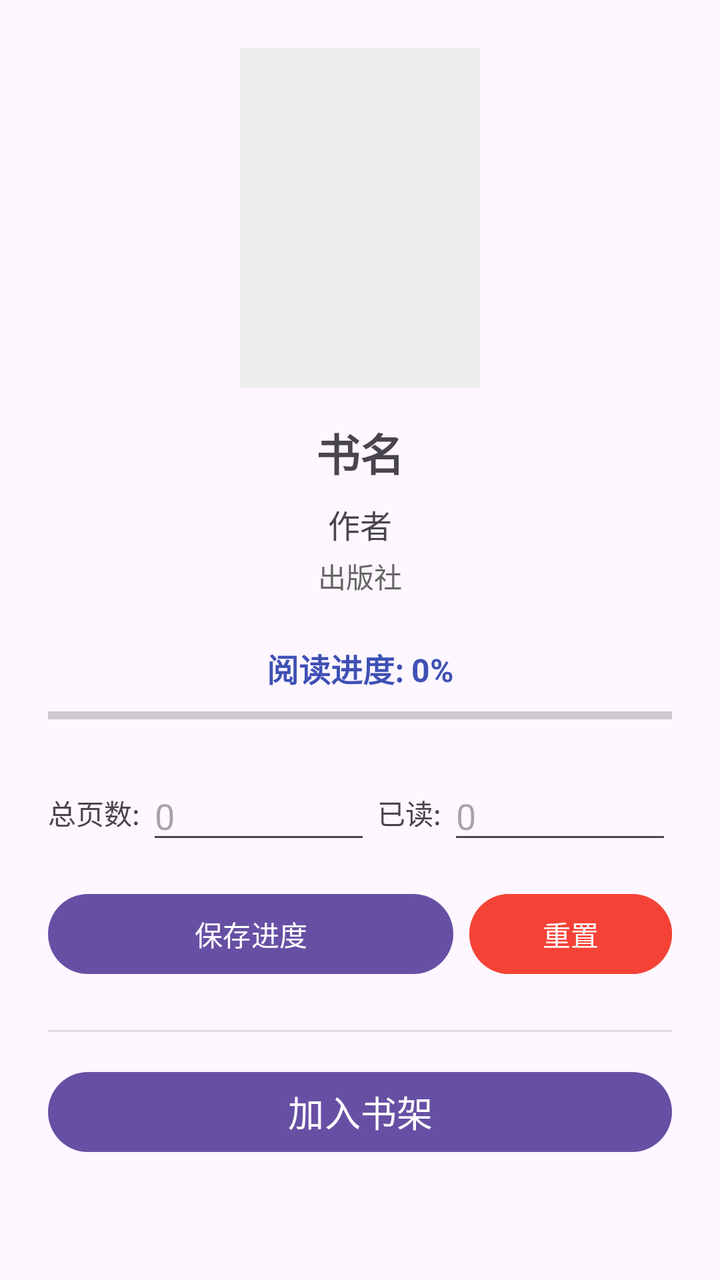
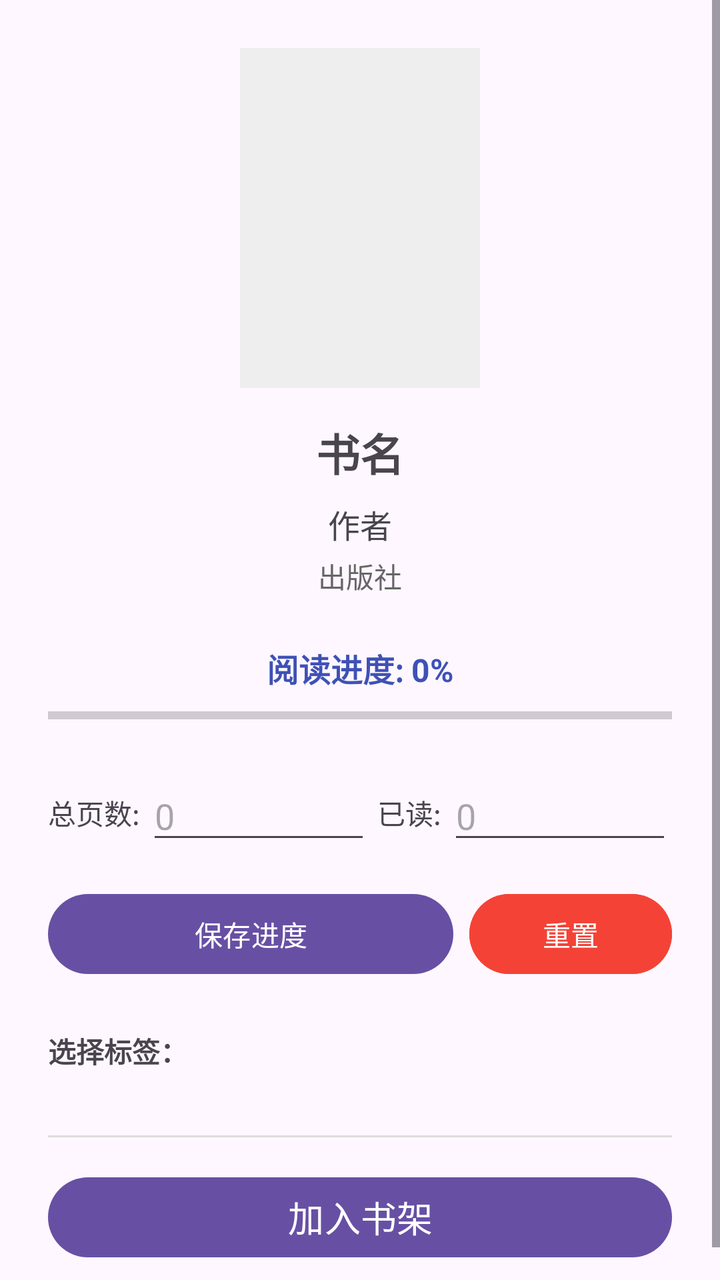

The first picture is an Android layout as it rendered before a commit; the second is the same layout after the commit. The layout source and the unified diff follow.
<!-- AndroidManifest.xml: application theme Theme.BookCollection -->
<!-- res/layout/activity_book_detail.xml -->
<?xml version="1.0" encoding="utf-8"?>
<LinearLayout xmlns:android="http://schemas.android.com/apk/res/android"
    android:layout_width="match_parent"
    android:layout_height="match_parent"
    android:orientation="vertical"
    android:padding="24dp"
    android:scrollbars="vertical">

    <ImageView
        android:id="@+id/ivCover"
        android:layout_width="120dp"
        android:layout_height="170dp"
        android:layout_gravity="center_horizontal"
        android:scaleType="centerCrop"
        android:background="#EEEEEE" />

    <TextView
        android:id="@+id/tvTitle"
        android:layout_width="match_parent"
        android:layout_height="wrap_content"
        android:layout_marginTop="16dp"
        android:textSize="22sp"
        android:textStyle="bold"
        android:gravity="center"
        android:text="书名" />

    <TextView
        android:id="@+id/tvAuthor"
        android:layout_width="match_parent"
        android:layout_height="wrap_content"
        android:layout_marginTop="8dp"
        android:textSize="16sp"
        android:gravity="center"
        android:text="作者" />

    <TextView
        android:id="@+id/tvPublisher"
        android:layout_width="match_parent"
        android:layout_height="wrap_content"
        android:layout_marginTop="4dp"
        android:textSize="14sp"
        android:textColor="#666666"
        android:gravity="center"
        android:text="出版社" />

    
    <TextView
        android:id="@+id/tvProgressPercent"
        android:layout_width="match_parent"
        android:layout_height="wrap_content"
        android:layout_marginTop="24dp"
        android:textSize="16sp"
        android:textStyle="bold"
        android:textColor="#3F51B5"
        android:gravity="center"
        android:text="阅读进度: 0%" />

    <ProgressBar
        android:id="@+id/progressBar"
        style="?android:attr/progressBarStyleHorizontal"
        android:layout_width="match_parent"
        android:layout_height="8dp"
        android:layout_marginTop="8dp"
        android:max="100"
        android:progress="0"
        android:progressTint="#3F51B5" />

    
    <LinearLayout
        android:layout_width="match_parent"
        android:layout_height="wrap_content"
        android:layout_marginTop="24dp"
        android:gravity="center_vertical"
        android:orientation="horizontal">

        <TextView
            android:layout_width="wrap_content"
            android:layout_height="wrap_content"
            android:text="总页数: " />

        <EditText
            android:id="@+id/etTotalPages"
            android:layout_width="0dp"
            android:layout_height="wrap_content"
            android:layout_weight="1"
            android:inputType="number"
            android:hint="0" />

        <TextView
            android:layout_width="wrap_content"
            android:layout_height="wrap_content"
            android:text=" 已读: " />

        <EditText
            android:id="@+id/etReadPages"
            android:layout_width="0dp"
            android:layout_height="wrap_content"
            android:layout_weight="1"
            android:inputType="number"
            android:hint="0" />
    </LinearLayout>

    
    <LinearLayout
        android:layout_width="match_parent"
        android:layout_height="wrap_content"
        android:layout_marginTop="16dp"
        android:orientation="horizontal">

        <Button
            android:id="@+id/btnSaveProgress"
            android:layout_width="0dp"
            android:layout_height="wrap_content"
            android:layout_weight="2"
            android:text="保存进度" />

        <Button
            android:id="@+id/btnResetProgress"
            android:layout_width="0dp"
            android:layout_height="wrap_content"
            android:layout_weight="1"
            android:layout_marginStart="8dp"
            android:backgroundTint="#F44336"
            android:text="重置" />
    </LinearLayout>

    <View
        android:layout_width="match_parent"
        android:layout_height="1dp"
        android:layout_marginTop="24dp"
        android:layout_marginBottom="16dp"
        android:background="#DDDDDD" />

    <Button
        android:id="@+id/btnCollect"
        android:layout_width="match_parent"
        android:layout_height="wrap_content"
        android:text="加入书架"
        android:textSize="18sp" />

</LinearLayout>
<!-- resources referenced by this layout -->
<resources>
  <style name="Theme.BookCollection" parent="Base.Theme.BookCollection" />
  <style name="Base.Theme.BookCollection" parent="Theme.Material3.DayNight.NoActionBar">
          
          
      </style>
</resources>

<!-- the commit's change to res/layout/activity_book_detail.xml (unified diff, before → after) -->
@@ -1,141 +1,160 @@
 <?xml version="1.0" encoding="utf-8"?>
-<LinearLayout xmlns:android="http://schemas.android.com/apk/res/android"
+<ScrollView xmlns:android="http://schemas.android.com/apk/res/android"
     android:layout_width="match_parent"
-    android:layout_height="match_parent"
-    android:orientation="vertical"
-    android:padding="24dp"
-    android:scrollbars="vertical">
+    android:layout_height="match_parent">
 
-    <ImageView
-        android:id="@+id/ivCover"
-        android:layout_width="120dp"
-        android:layout_height="170dp"
-        android:layout_gravity="center_horizontal"
-        android:scaleType="centerCrop"
-        android:background="#EEEEEE" />
-
-    <TextView
-        android:id="@+id/tvTitle"
-        android:layout_width="match_parent"
-        android:layout_height="wrap_content"
-        android:layout_marginTop="16dp"
-        android:textSize="22sp"
-        android:textStyle="bold"
-        android:gravity="center"
-        android:text="书名" />
-
-    <TextView
-        android:id="@+id/tvAuthor"
-        android:layout_width="match_parent"
-        android:layout_height="wrap_content"
-        android:layout_marginTop="8dp"
-        android:textSize="16sp"
-        android:gravity="center"
-        android:text="作者" />
-
-    <TextView
-        android:id="@+id/tvPublisher"
-        android:layout_width="match_parent"
-        android:layout_height="wrap_content"
-        android:layout_marginTop="4dp"
-        android:textSize="14sp"
-        android:textColor="#666666"
-        android:gravity="center"
-        android:text="出版社" />
-
-    
-    <TextView
-        android:id="@+id/tvProgressPercent"
-        android:layout_width="match_parent"
-        android:layout_height="wrap_content"
-        android:layout_marginTop="24dp"
-        android:textSize="16sp"
-        android:textStyle="bold"
-        android:textColor="#3F51B5"
-        android:gravity="center"
-        android:text="阅读进度: 0%" />
-
-    <ProgressBar
-        android:id="@+id/progressBar"
-        style="?android:attr/progressBarStyleHorizontal"
-        android:layout_width="match_parent"
-        android:layout_height="8dp"
-        android:layout_marginTop="8dp"
-        android:max="100"
-        android:progress="0"
-        android:progressTint="#3F51B5" />
-
-    
     <LinearLayout
         android:layout_width="match_parent"
         android:layout_height="wrap_content"
-        android:layout_marginTop="24dp"
-        android:gravity="center_vertical"
-        android:orientation="horizontal">
+        android:orientation="vertical"
+        android:padding="24dp">
 
+        <ImageView
+            android:id="@+id/ivCover"
+            android:layout_width="120dp"
+            android:layout_height="170dp"
+            android:layout_gravity="center_horizontal"
+            android:scaleType="centerCrop"
+            android:background="#EEEEEE" />
+
+        <TextView
+            android:id="@+id/tvTitle"
+            android:layout_width="match_parent"
+            android:layout_height="wrap_content"
+            android:layout_marginTop="16dp"
+            android:textSize="22sp"
+            android:textStyle="bold"
+            android:gravity="center"
+            android:text="书名" />
+
+        <TextView
+            android:id="@+id/tvAuthor"
+            android:layout_width="match_parent"
+            android:layout_height="wrap_content"
+            android:layout_marginTop="8dp"
+            android:textSize="16sp"
+            android:gravity="center"
+            android:text="作者" />
+
+        <TextView
+            android:id="@+id/tvPublisher"
+            android:layout_width="match_parent"
+            android:layout_height="wrap_content"
+            android:layout_marginTop="4dp"
+            android:textSize="14sp"
+            android:textColor="#666666"
+            android:gravity="center"
+            android:text="出版社" />
+
+        
+        <TextView
+            android:id="@+id/tvProgressPercent"
+            android:layout_width="match_parent"
+            android:layout_height="wrap_content"
+            android:layout_marginTop="24dp"
+            android:textSize="16sp"
+            android:textStyle="bold"
+            android:textColor="#3F51B5"
+            android:gravity="center"
+            android:text="阅读进度: 0%" />
+
+        <ProgressBar
+            android:id="@+id/progressBar"
+            style="?android:attr/progressBarStyleHorizontal"
+            android:layout_width="match_parent"
+            android:layout_height="8dp"
+            android:layout_marginTop="8dp"
+            android:max="100"
+            android:progress="0"
+            android:progressTint="#3F51B5" />
+
+        
+        <LinearLayout
+            android:layout_width="match_parent"
+            android:layout_height="wrap_content"
+            android:layout_marginTop="24dp"
+            android:gravity="center_vertical"
+            android:orientation="horizontal">
+
+            <TextView
+                android:layout_width="wrap_content"
+                android:layout_height="wrap_content"
+                android:text="总页数: " />
+
+            <EditText
+                android:id="@+id/etTotalPages"
+                android:layout_width="0dp"
+                android:layout_height="wrap_content"
+                android:layout_weight="1"
+                android:inputType="number"
+                android:hint="0" />
+
+            <TextView
+                android:layout_width="wrap_content"
+                android:layout_height="wrap_content"
+                android:text=" 已读: " />
+
+            <EditText
+                android:id="@+id/etReadPages"
+                android:layout_width="0dp"
+                android:layout_height="wrap_content"
+                android:layout_weight="1"
+                android:inputType="number"
+                android:hint="0" />
+        </LinearLayout>
+
+        
+        <LinearLayout
+            android:layout_width="match_parent"
+            android:layout_height="wrap_content"
+            android:layout_marginTop="16dp"
+            android:orientation="horizontal">
+
+            <Button
+                android:id="@+id/btnSaveProgress"
+                android:layout_width="0dp"
+                android:layout_height="wrap_content"
+                android:layout_weight="2"
+                android:text="保存进度" />
+
+            <Button
+                android:id="@+id/btnResetProgress"
+                android:layout_width="0dp"
+                android:layout_height="wrap_content"
+                android:layout_weight="1"
+                android:layout_marginStart="8dp"
+                android:backgroundTint="#F44336"
+                android:text="重置" />
+        </LinearLayout>
+
+        
         <TextView
             android:layout_width="wrap_content"
             android:layout_height="wrap_content"
-            android:text="总页数: " />
+            android:layout_marginTop="24dp"
+            android:text="选择标签："
+            android:textStyle="bold"/>
 
-        <EditText
-            android:id="@+id/etTotalPages"
-            android:layout_width="0dp"
+        <com.google.android.material.chip.ChipGroup
+            android:id="@+id/chipGroupTags"
+            android:layout_width="match_parent"
             android:layout_height="wrap_content"
-            android:layout_weight="1"
-            android:inputType="number"
-            android:hint="0" />
+            android:layout_marginTop="8dp" />
 
-        <TextView
-            android:layout_width="wrap_content"
-            android:layout_height="wrap_content"
-            android:text=" 已读: " />
-
-        <EditText
-            android:id="@+id/etReadPages"
-            android:layout_width="0dp"
-            android:layout_height="wrap_content"
-            android:layout_weight="1"
-            android:inputType="number"
-            android:hint="0" />
-    </LinearLayout>
-
-    
-    <LinearLayout
-        android:layout_width="match_parent"
-        android:layout_height="wrap_content"
-        android:layout_marginTop="16dp"
-        android:orientation="horizontal">
+        
+        <View
+            android:layout_width="match_parent"
+            android:layout_height="1dp"
+            android:layout_marginTop="24dp"
+            android:layout_marginBottom="16dp"
+            android:background="#DDDDDD" />
 
         <Button
-            android:id="@+id/btnSaveProgress"
-            android:layout_width="0dp"
+            android:id="@+id/btnCollect"
+            android:layout_width="match_parent"
             android:layout_height="wrap_content"
-            android:layout_weight="2"
-            android:text="保存进度" />
+            android:text="加入书架"
+            android:textSize="18sp" />
 
-        <Button
-            android:id="@+id/btnResetProgress"
-            android:layout_width="0dp"
-            android:layout_height="wrap_content"
-            android:layout_weight="1"
-            android:layout_marginStart="8dp"
-            android:backgroundTint="#F44336"
-            android:text="重置" />
     </LinearLayout>
-
-    <View
-        android:layout_width="match_parent"
-        android:layout_height="1dp"
-        android:layout_marginTop="24dp"
-        android:layout_marginBottom="16dp"
-        android:background="#DDDDDD" />
-
-    <Button
-        android:id="@+id/btnCollect"
-        android:layout_width="match_parent"
-        android:layout_height="wrap_content"
-        android:text="加入书架"
-        android:textSize="18sp" />
-
-</LinearLayout>
+</ScrollView>
